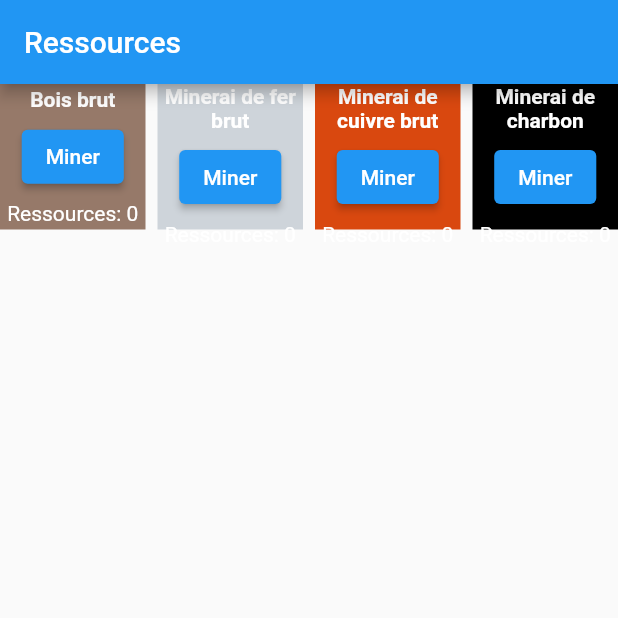
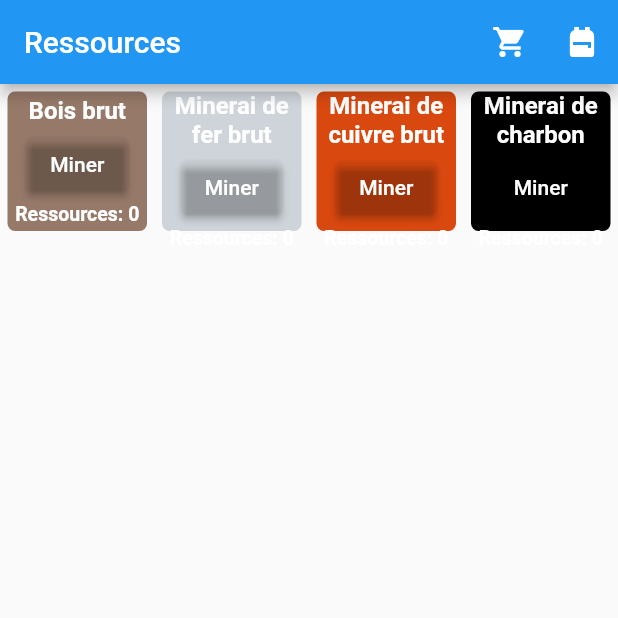
Before and after one commit to flols/dev_natif, a Flutter app: the screen it shows after launch, on a phone screen of 412 x 824 dp, the top half of it. Run offline on Flutter 3.47's test engine with Material 2 defaults, Android fonts, the phone set to English and light mode, and no system bars.

Commit message:
add ressource page and inventory page

```diff
--- a/lib/main.dart
+++ b/lib/main.dart
@@ -1,15 +1,19 @@
 import 'package:flutter/material.dart';
+import 'pages/ressources_page.dart';
+import 'pages/recette_page.dart';
+import 'pages/inventaire_page.dart';
 
 void main() {
   runApp(const MainApp());
 }
 
 class MainApp extends StatelessWidget {
-  const MainApp({super.key});
+  const MainApp({Key? key}) : super(key: key);
 
   @override
   Widget build(BuildContext context) {
     return const MaterialApp(
+      debugShowCheckedModeBanner: false,
       home: HomePage(),
     );
   }
@@ -23,14 +27,34 @@ class HomePage extends StatelessWidget {
     return Scaffold(
       appBar: AppBar(
         title: const Text('Ressources'),
+        actions: [
+          IconButton(
+            onPressed: () {
+              Navigator.push(
+                context,
+                MaterialPageRoute(builder: (context) => const RecettePage()),
+              );
+            },
+            icon: const Icon(Icons.shopping_cart),
+          ),
+          IconButton(
+            onPressed: () {
+              Navigator.push(
+                context,
+                MaterialPageRoute(builder: (context) => const InventairePage()),
+              );
+            },
+            icon: const Icon(Icons.backpack),
+          ),
+        ],
       ),
       body: GridView.builder(
         gridDelegate: const SliverGridDelegateWithFixedCrossAxisCount(
           crossAxisCount: 4,
-          crossAxisSpacing: 8.0,
+          crossAxisSpacing: 0.0,
           mainAxisSpacing: 8.0,
         ),
-        itemCount: 4, // 4 types de ressources
+        itemCount: 4,
         itemBuilder: (BuildContext context, int index) {
           return Ressource(index: index);
         },
@@ -38,68 +62,3 @@ class HomePage extends StatelessWidget {
     );
   }
 }
-
-class Ressource extends StatefulWidget {
-  final int index;
-
-  const Ressource({super.key, required this.index});
-
-  @override
-  State<Ressource> createState() => _RessourceState();
-}
-
-class _RessourceState extends State<Ressource> {
-  int quantity = 0;
-
-  @override
-  Widget build(BuildContext context) {
-    List<Color> colors = [
-      const Color(0xFF967969), // Bois
-      const Color(0xFFCED4DA), // Minerai de fer
-      const Color(0xFFD9480F), // Minerai de cuivre
-      const Color(0xFF000000), // Charbon
-    ];
-
-    List<String> descriptions = [
-      'Bois brut',
-      'Minerai de fer brut',
-      'Minerai de cuivre brut',
-      'Minerai de charbon',
-    ];
-
-    Color color = colors[widget.index];
-
-    return Container(
-      color: color,
-      child: Column(
-        mainAxisAlignment: MainAxisAlignment.center,
-        children: [
-          Text(
-            descriptions[widget.index],
-            style: const TextStyle(
-              color: Colors.white,
-              fontWeight: FontWeight.bold,
-            ),
-            textAlign: TextAlign.center,
-          ),
-          const SizedBox(height: 6.0),
-          ElevatedButton(
-            onPressed: () {
-              setState(() {
-                quantity++;
-              });
-            },
-            child: const Text('Miner'),
-          ),
-          const SizedBox(height: 6.0),
-          Text(
-            'Ressources: $quantity',
-            style: const TextStyle(
-              color: Colors.white,
-            ),
-          ),
-        ],
-      ),
-    );
-  }
-}
--- /dev/null
+++ b/lib/pages/ressources_page.dart
@@ -0,0 +1,79 @@
+import 'package:flutter/material.dart';
+
+class Ressource extends StatefulWidget {
+  final int index;
+
+  const Ressource({super.key, required this.index});
+
+  @override
+  State<Ressource> createState() => _RessourceState();
+}
+
+class _RessourceState extends State<Ressource> {
+  int quantity = 0;
+
+  @override
+  Widget build(BuildContext context) {
+    List<Color> colors = [
+      const Color(0xFF967969), // Bois
+      const Color(0xFFCED4DA), // Minerai de fer
+      const Color(0xFFD9480F), // Minerai de cuivre
+      const Color(0xFF000000), // Charbon
+    ];
+
+    List<String> descriptions = [
+      'Bois brut',
+      'Minerai de fer brut',
+      'Minerai de cuivre brut',
+      'Minerai de charbon',
+    ];
+
+    Color color = colors[widget.index];
+
+    return Container(
+      margin: const EdgeInsets.all(5.0),
+      decoration: BoxDecoration(
+        color: color,
+        borderRadius: BorderRadius.circular(5.0),
+      ),
+      child: Column(
+        mainAxisAlignment: MainAxisAlignment.center,
+        children: [
+          Text(
+            descriptions[widget.index],
+            style: const TextStyle(
+              color: Colors.white,
+              fontSize: 16.0,
+              fontWeight: FontWeight.bold,
+            ),
+            textAlign: TextAlign.center,
+          ),
+          const SizedBox(height: 2.0),
+          ElevatedButton(
+            onPressed: () {
+              setState(() {
+                quantity++;
+              });
+            },
+            style: ElevatedButton.styleFrom(
+              backgroundColor: const Color.fromARGB(0, 33, 149, 243),
+              shape: RoundedRectangleBorder(
+                borderRadius: BorderRadius.circular(5.0),
+              ),
+            ),
+            child: const Text('Miner'),
+          ),
+          const SizedBox(height: 2.0),
+          Text(
+            'Ressources: $quantity',
+            style: const TextStyle(
+              color: Colors.white,
+              fontSize: 13.0,
+              fontWeight: FontWeight.bold,
+            ),
+          ),
+        ],
+      ),
+    );
+  }
+}
```
Also changed, not shown: lib/pages/inventaire_page.dart (added, +72 -0 lines), lib/pages/recette_page.dart (added, +158 -0 lines).
